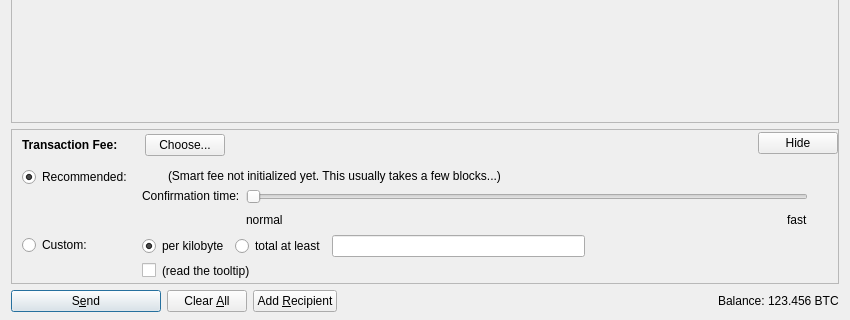
Qt form src/qt/forms/sendcoinsdialog.ui (c0ban/c0ban) before a commit; both pictures show x 0 to 850 and y 206 to 526 of the 850 by 526 pixel window.
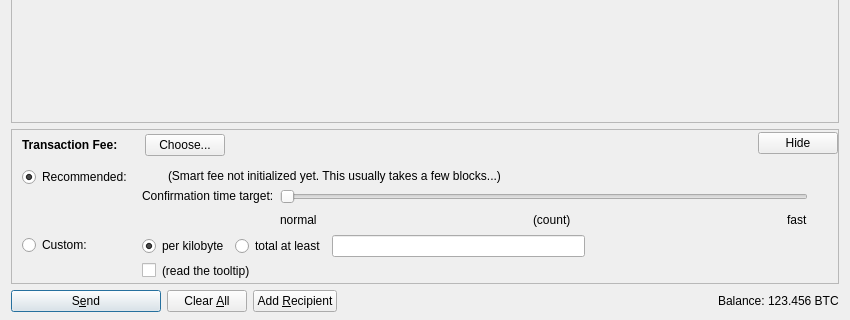
The same form after that commit. Icons and pictures are not drawn. Custom widgets are drawn as their Qt base class.

```diff
--- a/src/qt/forms/sendcoinsdialog.ui
+++ b/src/qt/forms/sendcoinsdialog.ui
@@ -1031,7 +1031,7 @@
                    <item>
                     <widget class="QLabel" name="labelSmartFee3">
                      <property name="text">
-                      <string>Confirmation time:</string>
+                      <string>Confirmation time target:</string>
                      </property>
                      <property name="margin">
                       <number>2</number>
@@ -1064,7 +1064,7 @@
                       <number>0</number>
                      </property>
                      <property name="maximum">
-                      <number>24</number>
+                      <number>23</number>
                      </property>
                      <property name="pageStep">
                       <number>1</number>
@@ -1095,6 +1095,26 @@
                        </property>
                       </widget>
                      </item>
+                     <item>
+                      <spacer name="horizontalSpacer_7">
+                       <property name="orientation">
+                        <enum>Qt::Horizontal</enum>
+                       </property>
+                       <property name="sizeHint" stdset="0">
+                        <size>
+                         <width>40</width>
+                         <height>20</height>
+                        </size>
+                       </property>
+                      </spacer>
+                     </item>
+                     <item>
+                      <widget class="QLabel" name="confirmationTargetLabel">
+                       <property name="text">
+                        <string notr="true">(count)</string>
+                       </property>
+                      </widget>
+                     </item>
                      <item>
                       <spacer name="horizontalSpacer_3">
                        <property name="orientation">
```
Left out of the diff: 2 changed lines with no effect on the pictures.
